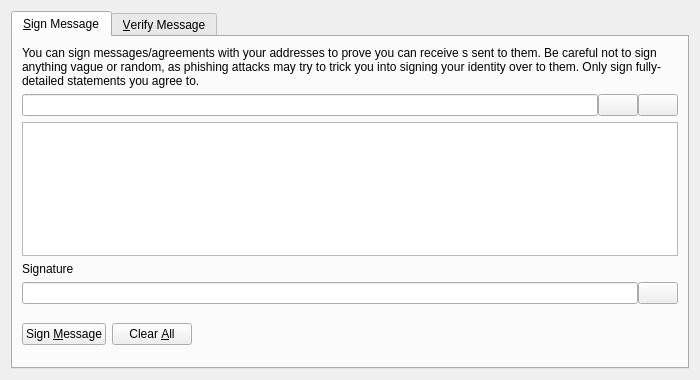
This is src/qt/forms/signverifymessagedialog.ui in utarn/litecoin as Qt 5 draws it before an edit. The edited form follows.
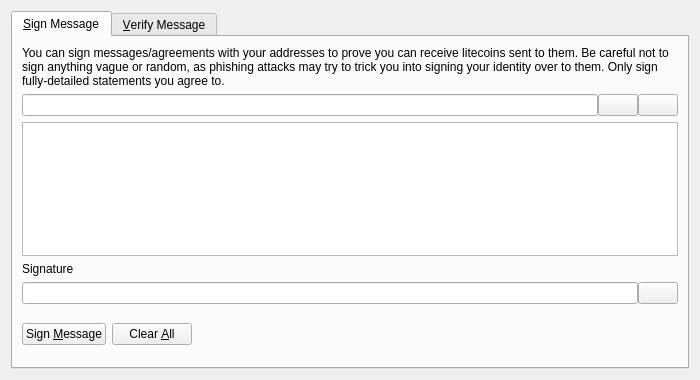
This is the edited form. Icons and pictures are not drawn. Custom widgets are drawn as their Qt base class.

The edit to the form file:
```diff
--- a/src/qt/forms/signverifymessagedialog.ui
+++ b/src/qt/forms/signverifymessagedialog.ui
@@ -30,7 +30,7 @@
        <item>
         <widget class="QLabel" name="infoLabel_SM">
          <property name="text">
-          <string>You can sign messages/agreements with your addresses to prove you can receive s sent to them. Be careful not to sign anything vague or random, as phishing attacks may try to trick you into signing your identity over to them. Only sign fully-detailed statements you agree to.</string>
+          <string>You can sign messages/agreements with your addresses to prove you can receive litecoins sent to them. Be careful not to sign anything vague or random, as phishing attacks may try to trick you into signing your identity over to them. Only sign fully-detailed statements you agree to.</string>
          </property>
          <property name="textFormat">
           <enum>Qt::PlainText</enum>
```
Left out of the diff: 8 changed lines with no effect on the pictures.
